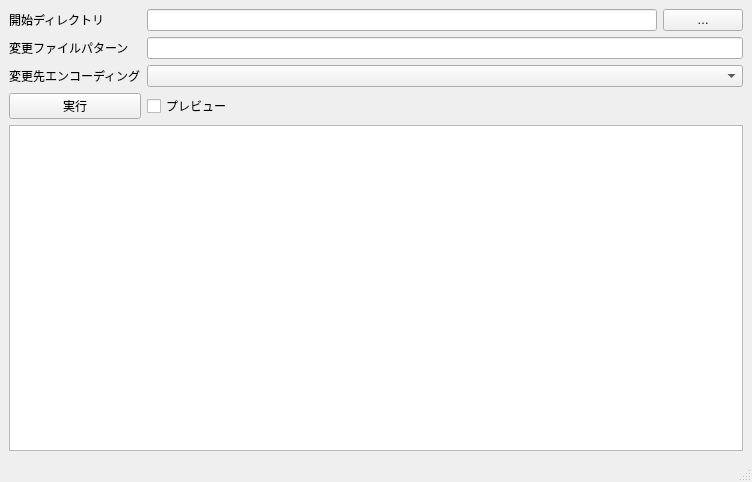
First picture: the form in mainform.ui, repository tripod31/conv_encoding, before the edit.
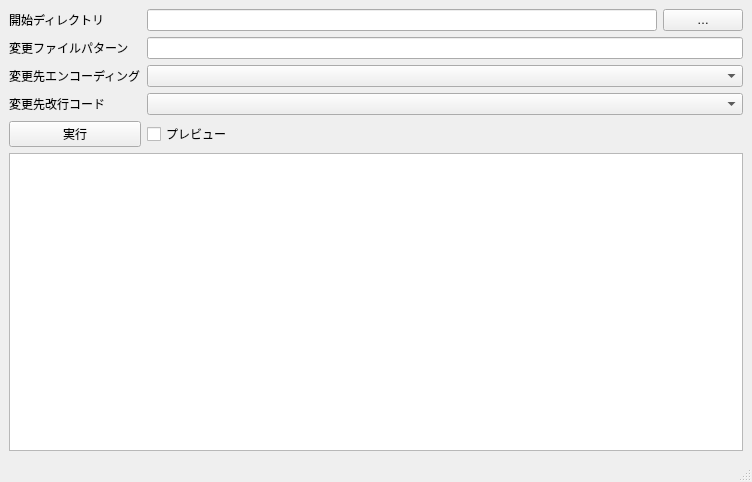
Second picture: the form after the edit.

Diff of the .ui file:
```diff
--- a/mainform.ui
+++ b/mainform.ui
@@ -64,20 +64,30 @@
      <widget class="QComboBox" name="comboBox_encoding"/>
     </item>
     <item row="3" column="0">
+     <widget class="QLabel" name="label_4">
+      <property name="text">
+       <string>変更先改行コード</string>
+      </property>
+     </widget>
+    </item>
+    <item row="3" column="1">
+     <widget class="QComboBox" name="comboBox_eol"/>
+    </item>
+    <item row="4" column="0">
      <widget class="QPushButton" name="pushButton_exec">
       <property name="text">
        <string>実行</string>
       </property>
      </widget>
     </item>
-    <item row="3" column="1">
+    <item row="4" column="1">
      <widget class="QCheckBox" name="checkBox_preview">
       <property name="text">
        <string>プレビュー</string>
       </property>
      </widget>
     </item>
-    <item row="4" column="0" colspan="2">
+    <item row="5" column="0" colspan="2">
      <widget class="QTextEdit" name="textEdit_output"/>
     </item>
    </layout>
```
Left out of the diff: 2 changed lines with no effect on the pictures.
